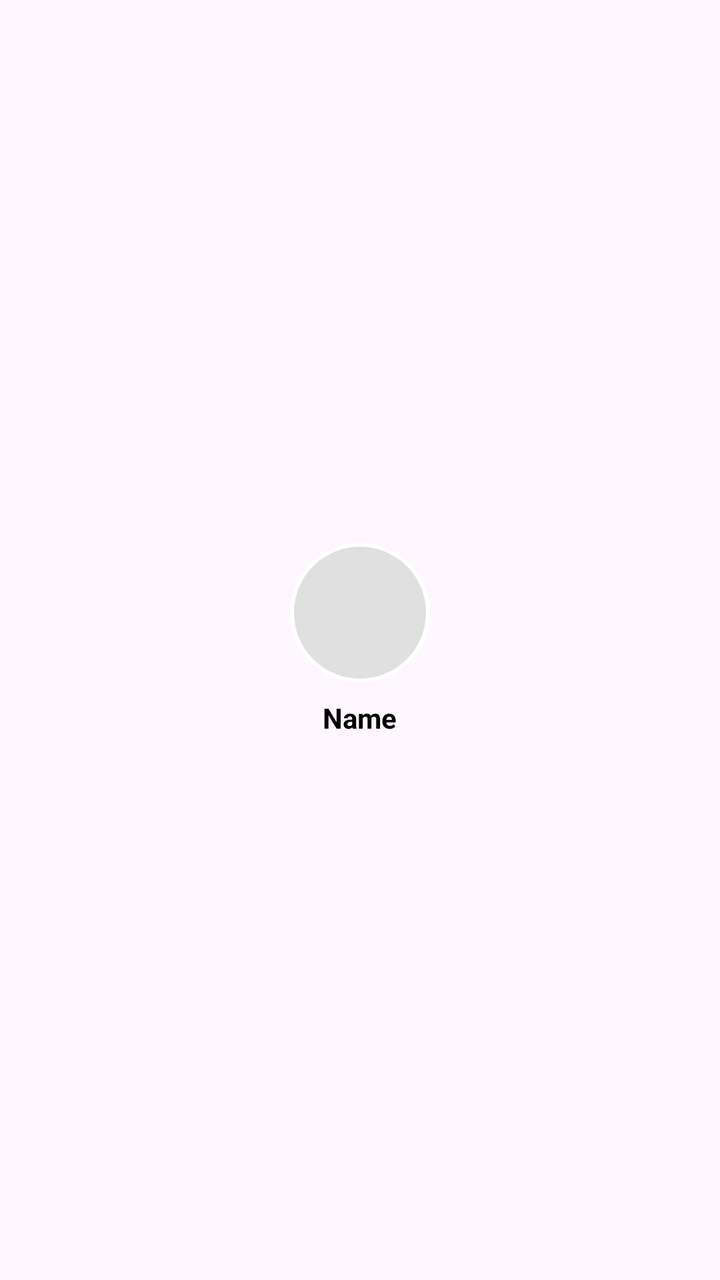
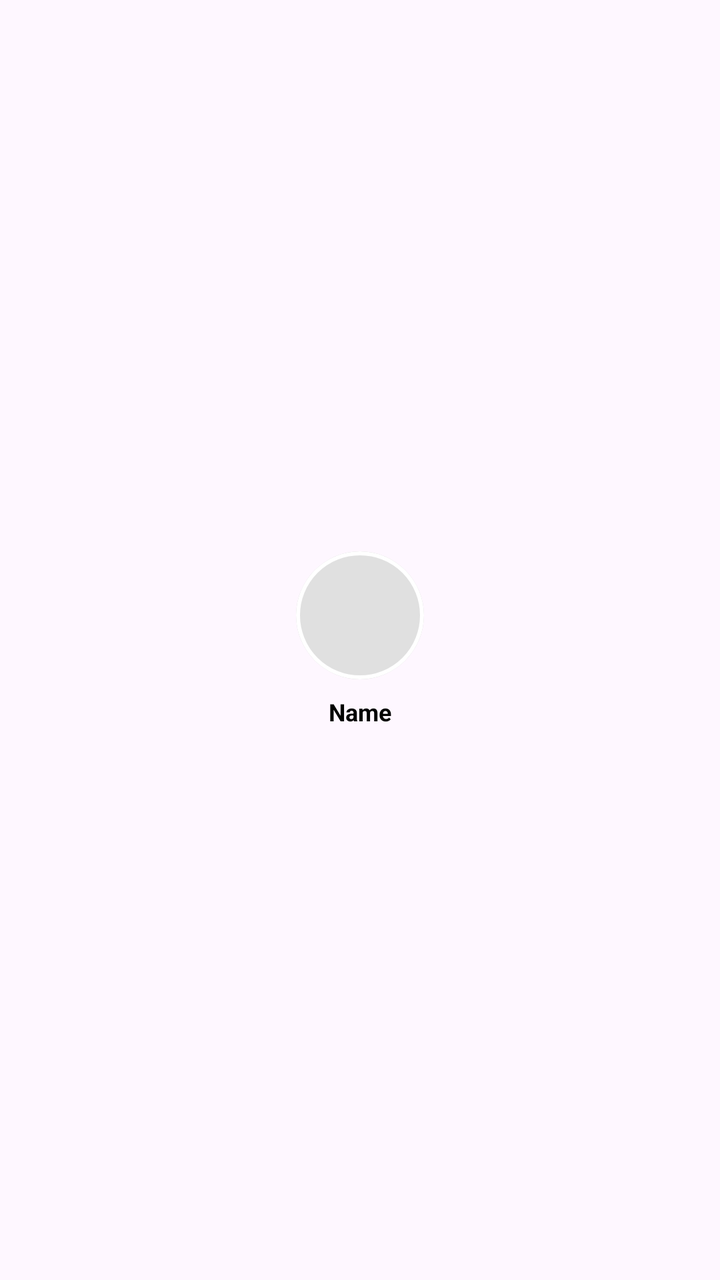

Before-and-after screenshots of an Android layout around one commit, followed by the original layout XML and the change that was made.
<!-- AndroidManifest.xml: application theme Theme.HostelWorld -->
<!-- res/layout/item_traveler.xml -->
<?xml version="1.0" encoding="utf-8"?>
<LinearLayout xmlns:android="http://schemas.android.com/apk/res/android"
    android:layout_width="100dp"
    android:layout_height="wrap_content"
    android:layout_marginEnd="12dp"
    android:gravity="center"
    android:orientation="vertical">

    <ImageView
        android:id="@+id/ivBuddyImage"
        android:layout_width="70dp"
        android:layout_height="70dp"
        android:scaleType="centerCrop"
        android:src="@drawable/circle_placeholder" />

    <TextView
        android:id="@+id/tvBuddyName"
        android:layout_width="wrap_content"
        android:layout_height="wrap_content"
        android:layout_marginTop="8dp"
        android:gravity="center"
        android:text="Name"
        android:textColor="#000000"
        android:textSize="14sp"
        android:textStyle="bold" />
</LinearLayout>
<!-- resources referenced by this layout -->
<resources>
  <!-- drawable circle_placeholder (drawable) -->
  <?xml version="1.0" encoding="utf-8"?>
  <shape xmlns:android="http://schemas.android.com/apk/res/android"
      android:shape="oval">
  
      <solid android:color="#E0E0E0" />
  
      <stroke
          android:width="2dp"
          android:color="#FFFFFF" />
  </shape>
  <style name="Theme.HostelWorld" parent="Base.Theme.HostelWorld" />
  <style name="Base.Theme.HostelWorld" parent="Theme.Material3.DayNight.NoActionBar">
          
          
      </style>
</resources>

<!-- the commit's change to res/layout/item_traveler.xml (unified diff, before → after) -->
@@ -1,26 +1,38 @@
 <?xml version="1.0" encoding="utf-8"?>
 <LinearLayout xmlns:android="http://schemas.android.com/apk/res/android"
-    android:layout_width="100dp"
+    xmlns:app="http://schemas.android.com/apk/res-auto"
+    android:layout_width="wrap_content"
     android:layout_height="wrap_content"
-    android:layout_marginEnd="12dp"
+    android:orientation="vertical"
     android:gravity="center"
-    android:orientation="vertical">
+    android:layout_marginEnd="16dp">
 
-    <ImageView
-        android:id="@+id/ivBuddyImage"
-        android:layout_width="70dp"
-        android:layout_height="70dp"
-        android:scaleType="centerCrop"
-        android:src="@drawable/circle_placeholder" />
+    <androidx.cardview.widget.CardView
+        android:layout_width="64dp"
+        android:layout_height="64dp"
+        app:cardCornerRadius="32dp"
+        app:cardElevation="0dp"
+        android:layout_marginBottom="8dp">
+
+        <ImageView
+            android:id="@+id/ivTravelerAvatar"
+            android:layout_width="match_parent"
+            android:layout_height="match_parent"
+            android:scaleType="centerCrop"
+            android:src="@drawable/circle_placeholder"
+            android:background="#E0E0E0"/>
+    </androidx.cardview.widget.CardView>
 
     <TextView
-        android:id="@+id/tvBuddyName"
+        android:id="@+id/tvTravelerName"
         android:layout_width="wrap_content"
         android:layout_height="wrap_content"
-        android:layout_marginTop="8dp"
+        android:text="Name"
+        android:textSize="12sp"
+        android:textColor="#000000"
+        android:textStyle="bold"
         android:gravity="center"
-        android:text="Name"
-        android:textColor="#000000"
-        android:textSize="14sp"
-        android:textStyle="bold" />
+        android:maxWidth="80dp"
+        android:maxLines="2"
+        android:ellipsize="end"/>
 </LinearLayout>
